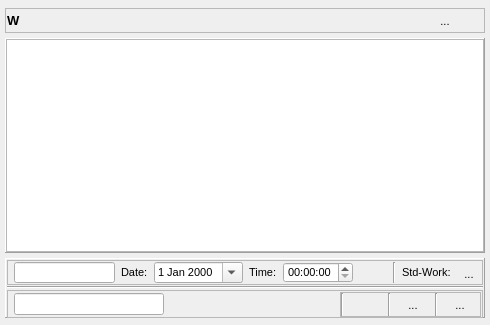
This is day_popup.ui in Tria-Andy/WorkoutEditor as Qt 5 draws it before an edit. The edited form follows.
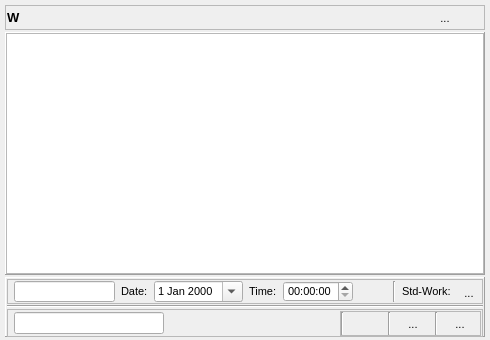
This is the edited form. Icons and pictures are not drawn.

Commit message: Add Work Kj to day / week popup and schedule

What changed in the file:
```diff
--- a/day_popup.ui
+++ b/day_popup.ui
@@ -7,19 +7,19 @@
     <x>0</x>
     <y>0</y>
     <width>490</width>
-    <height>325</height>
+    <height>340</height>
    </rect>
   </property>
   <property name="minimumSize">
    <size>
     <width>0</width>
-    <height>325</height>
+    <height>340</height>
    </size>
   </property>
   <property name="maximumSize">
    <size>
     <width>16777215</width>
-    <height>325</height>
+    <height>340</height>
    </size>
   </property>
   <property name="font">
@@ -193,13 +193,13 @@
      <property name="minimumSize">
       <size>
        <width>0</width>
-       <height>215</height>
+       <height>0</height>
       </size>
      </property>
      <property name="maximumSize">
       <size>
        <width>16777215</width>
-       <height>215</height>
+       <height>16777215</height>
       </size>
      </property>
      <property name="frameShape">
```
The commit also changes 5 other files.
